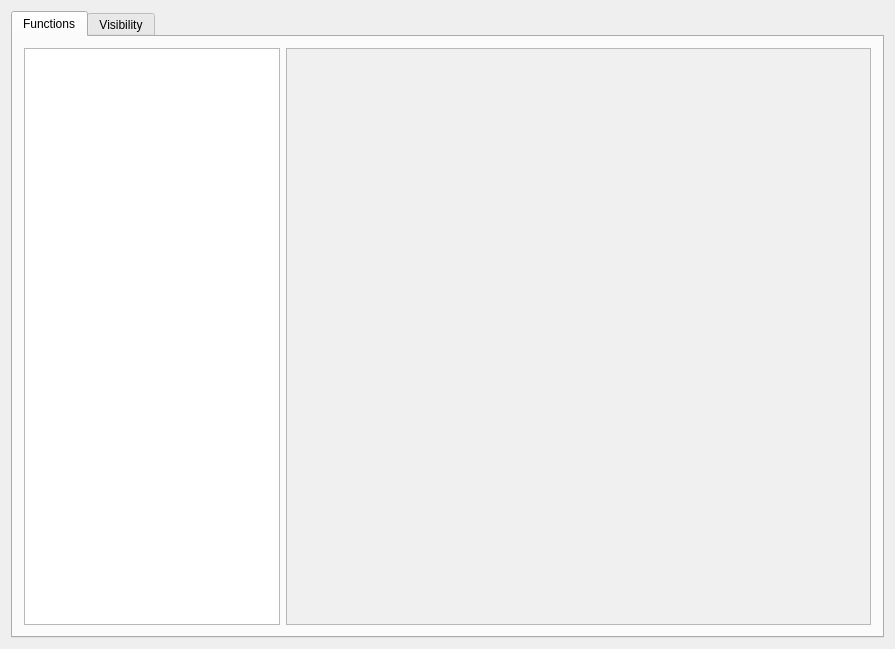
First picture: the form in NiirdPad/QTUScriptDatabase.ui, repository TheEclectus/NiirdPad, before the edit.
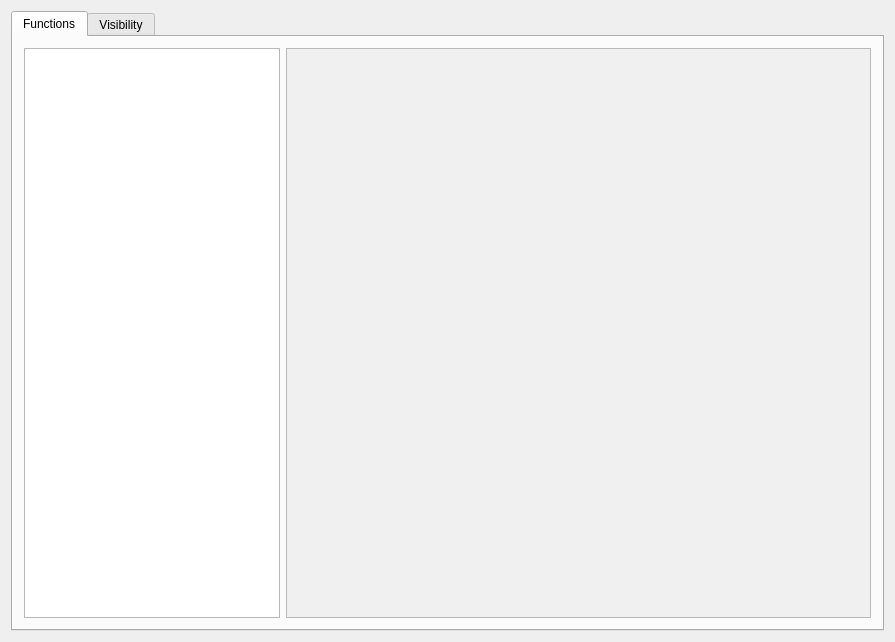
Second picture: the form after the edit.

```diff
--- a/NiirdPad/QTUScriptDatabase.ui
+++ b/NiirdPad/QTUScriptDatabase.ui
@@ -7,7 +7,7 @@
     <x>0</x>
     <y>0</y>
     <width>895</width>
-    <height>649</height>
+    <height>642</height>
    </rect>
   </property>
   <property name="windowTitle">
```
